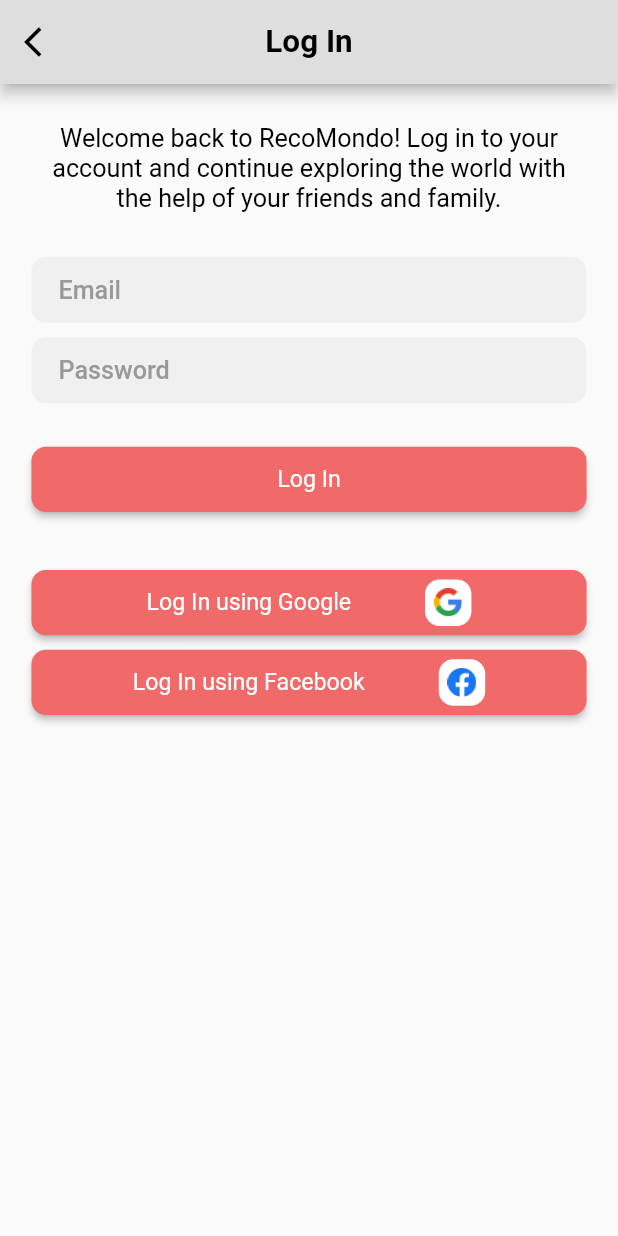
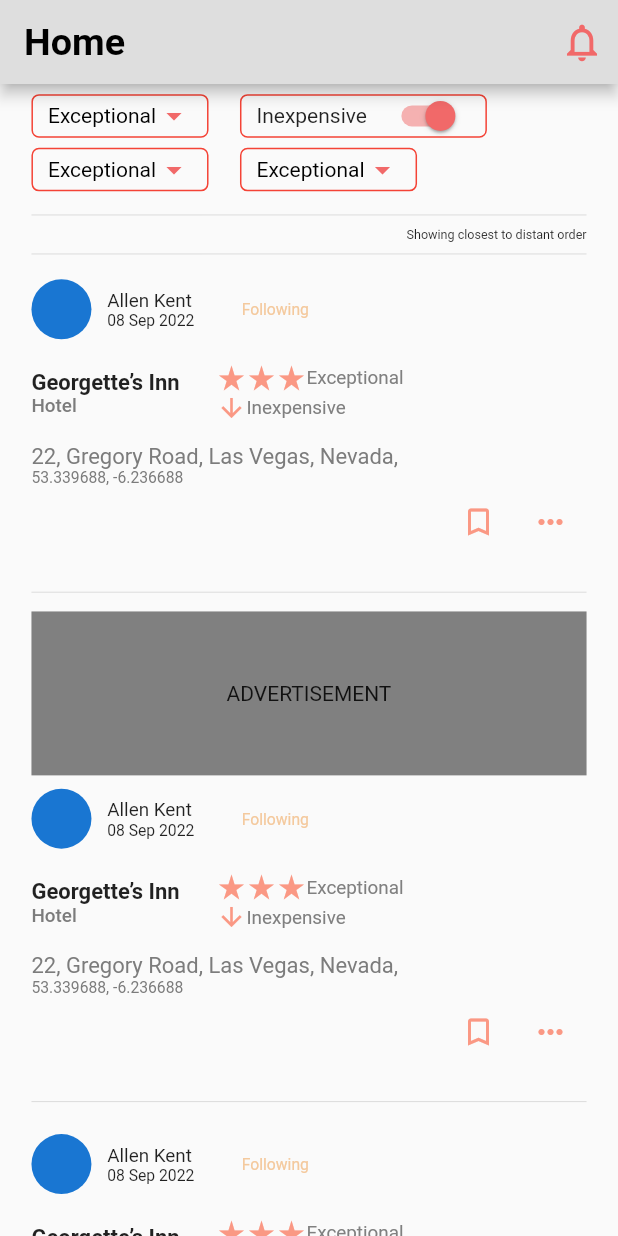
Before and after one commit to LakshithVithana/recomondo, a Flutter app: the LoginPage screen opened directly, after a tap on "Log In", on a phone screen of 412 x 824 dp. Run offline on Flutter 3.47's test engine with Material 2 defaults, Android fonts, the phone set to English and light mode, and no system bars; our stand-ins replace card_swiper, flutter_screenutil, google_fonts.

Commit message:
home page completed

```diff
--- a/lib/constants/app_constants.dart
+++ b/lib/constants/app_constants.dart
@@ -1,4 +1,10 @@
 import 'package:flutter/material.dart';
 
-const Color buttonColor = Color(0xffF16969);
+const Color mainOrangeColor = Color(0xffF16969);
+const Color secondaryColor = Color(0xffFA9884);
+
+const Color accentColor = Color(0xffF4C99D);
+
 const Color mainGreyColor = Color(0xffDEDEDE);
+
+const Color secondaryFontColor = Color(0xff808080);
--- /dev/null
+++ b/lib/core/widgets/advertisement_widget.dart
@@ -0,0 +1,21 @@
+import 'package:flutter/material.dart';
+import 'package:flutter_screenutil/flutter_screenutil.dart';
+import 'package:recomondo/constants/app_constants.dart';
+
+class AdvertisementWidget extends StatelessWidget {
+  AdvertisementWidget({
+    super.key,
+    this.isLarge,
+  });
+  bool? isLarge;
+
+  @override
+  Widget build(BuildContext context) {
+    return Container(
+      height: isLarge == true ? 113.h : 37.h,
+      color: secondaryFontColor,
+      alignment: Alignment.center,
+      child: const Text("ADVERTISEMENT"),
+    );
+  }
+}
--- a/lib/core/widgets/button_custom_widget.dart
+++ b/lib/core/widgets/button_custom_widget.dart
@@ -28,7 +28,7 @@ class ButtonCustomWidget extends StatelessWidget {
         height: 45.h,
         child: ElevatedButton(
           style: ElevatedButton.styleFrom(
-            backgroundColor: buttonColor,
+            backgroundColor: mainOrangeColor,
             shape: RoundedRectangleBorder(
               borderRadius: BorderRadius.circular(10.0.h),
               // side: const BorderSide(color: Colors.red, width: 2.0),
--- a/lib/screens/auth/presentation/pages/login_page.dart
+++ b/lib/screens/auth/presentation/pages/login_page.dart
@@ -4,6 +4,7 @@ import 'package:recomondo/constants/app_constants.dart';
 import 'package:recomondo/core/widgets/button_custom_widget.dart';
 import 'package:recomondo/core/widgets/text_custom_widget.dart';
 import 'package:recomondo/core/widgets/text_field_custom.dart';
+import 'package:recomondo/screens/home/presentation/pages/home_page.dart';
 
 class LoginPage extends StatelessWidget {
   const LoginPage({Key? key}) : super(key: key);
@@ -62,7 +63,13 @@ class LoginPage extends StatelessWidget {
             ),
             ButtonCustomWidget(
               buttonText: "Log In",
-              callback: () {},
+              callback: () {
+                Navigator.push(
+                    context,
+                    MaterialPageRoute(
+                      builder: (context) => const HomePage(),
+                    ));
+              },
               margins: EdgeInsets.only(
                 bottom: 40.h,
               ),
--- /dev/null
+++ b/lib/screens/home/presentation/pages/home_page.dart
@@ -0,0 +1,224 @@
+import 'package:flutter/material.dart';
+import 'package:flutter_screenutil/flutter_screenutil.dart';
+import 'package:recomondo/constants/app_constants.dart';
+import 'package:recomondo/core/widgets/advertisement_widget.dart';
+import 'package:recomondo/screens/home/presentation/widgets/recomendation_widget.dart';
+
+class HomePage extends StatefulWidget {
+  const HomePage({super.key});
+
+  @override
+  State<HomePage> createState() => _HomePageState();
+}
+
+class _HomePageState extends State<HomePage> {
+  String dropdownValue = 'Exceptional';
+
+  @override
+  Widget build(BuildContext context) {
+    return Scaffold(
+      appBar: AppBar(
+        backgroundColor: mainGreyColor,
+        title: Text(
+          "Home",
+          style: TextStyle(
+            color: Colors.black,
+            fontWeight: FontWeight.w700,
+            fontSize: 24.sp,
+          ),
+        ),
+        automaticallyImplyLeading: false,
+        actions: [
+          IconButton(
+              onPressed: () {},
+              icon: const Icon(
+                Icons.notifications_none,
+                color: mainOrangeColor,
+                size: 30,
+              ))
+        ],
+      ),
+      body: Padding(
+        padding: EdgeInsets.symmetric(
+          horizontal: 20.w,
+        ),
+        child: SingleChildScrollView(
+          child: Column(
+            children: [
+              SizedBox(
+                height: 7.h,
+              ),
+              Row(
+                children: [
+                  Container(
+                    height: 30.h,
+                    padding: const EdgeInsets.symmetric(horizontal: 10.0),
+                    decoration: BoxDecoration(
+                      borderRadius: BorderRadius.circular(5.0),
+                      border: Border.all(
+                        color: Colors.red,
+                        style: BorderStyle.solid,
+                        // width: 0.80
+                      ),
+                    ),
+                    child: DropdownButton<String>(
+                      value: dropdownValue,
+                      icon: const Icon(
+                        Icons.arrow_drop_down,
+                        color: mainOrangeColor,
+                      ),
+                      iconSize: 24,
+                      elevation: 16,
+                      style: const TextStyle(color: Colors.black),
+                      underline: Container(),
+                      onChanged: (value) {},
+                      items: <String>[
+                        'Exceptional',
+                        '2 Stars',
+                        '3 Stars',
+                      ].map<DropdownMenuItem<String>>((String value) {
+                        return DropdownMenuItem<String>(
+                          value: value,
+                          child: Text(value),
+                        );
+                      }).toList(),
+                    ),
+                  ),
+                  SizedBox(
+                    width: 20.w,
+                  ),
+                  Container(
+                      height: 30.h,
+                      padding: const EdgeInsets.symmetric(horizontal: 10.0),
+                      decoration: BoxDecoration(
+                        borderRadius: BorderRadius.circular(5.0),
+                        border: Border.all(
+                          color: Colors.red,
+                          style: BorderStyle.solid,
+                          // width: 0.80
+                        ),
+                      ),
+                      child: Row(
+                        children: [
+                          const Text('Inexpensive'),
+                          const SizedBox(width: 10),
+                          Switch(
+                            value: true,
+                            activeColor: mainOrangeColor,
+                            onChanged: (value) {
+                              setState(() {
+                                // switchValue = value;
+                              });
+                            },
+                          ),
+                        ],
+                      )),
+                ],
+              ),
+              SizedBox(
+                height: 7.h,
+              ),
+              Row(
+                children: [
+                  Container(
+                    height: 30.h,
+                    padding: const EdgeInsets.symmetric(horizontal: 10.0),
+                    decoration: BoxDecoration(
+                      borderRadius: BorderRadius.circular(5.0),
+                      border: Border.all(
+                        color: Colors.red,
+                        style: BorderStyle.solid,
+                        // width: 0.80
+                      ),
+                    ),
+                    child: DropdownButton<String>(
+                      value: dropdownValue,
+                      icon: const Icon(
+                        Icons.arrow_drop_down,
+                        color: mainOrangeColor,
+                      ),
+                      iconSize: 24,
+                      elevation: 16,
+                      style: const TextStyle(color: Colors.black),
+                      underline: Container(),
+                      onChanged: (value) {},
+                      items: <String>[
+                        'Exceptional',
+                        '2 Stars',
+                        '3 Stars',
+                      ].map<DropdownMenuItem<String>>((String value) {
+                        return DropdownMenuItem<String>(
+                          value: value,
+                          child: Text(value),
+                        );
+                      }).toList(),
+                    ),
+                  ),
+                  SizedBox(
+                    width: 20.w,
+                  ),
+                  Container(
+                    height: 30.h,
+                    padding: const EdgeInsets.symmetric(horizontal: 10.0),
+                    decoration: BoxDecoration(
+                      borderRadius: BorderRadius.circular(5.0),
+                      border: Border.all(
+                        color: Colors.red,
+                        style: BorderStyle.solid,
+                        // width: 0.80
+                      ),
+                    ),
+                    child: DropdownButton<String>(
+                      value: dropdownValue,
+                      icon: const Icon(
+                        Icons.arrow_drop_down,
+                        color: mainOrangeColor,
+                      ),
+                      iconSize: 24,
+                      elevation: 16,
+                      style: const TextStyle(color: Colors.black),
+                      underline: Container(),
+                      onChanged: (value) {},
+                      items: <String>[
+                        'Exceptional',
+                        '2 Stars',
+                        '3 Stars',
+                      ].map<DropdownMenuItem<String>>((String value) {
+                        return DropdownMenuItem<String>(
+                          value: value,
+                          child: Text(value),
+                        );
+                      }).toList(),
+                    ),
+                  ),
+                ],
+              ),
+              SizedBox(
+                height: 8.h,
+              ),
+              const Divider(),
+              Container(
+                alignment: Alignment.centerRight,
+                child: Text(
+                  "Showing closest to distant order",
+                  textAlign: TextAlign.right,
+                  style: TextStyle(
+                    fontSize: 8.sp,
+                    fontWeight: FontWeight.w400,
+                  ),
+                ),
+              ),
+              const Divider(),
+              const RecomendationWidget(),
+              AdvertisementWidget(
+                isLarge: true,
+              ),
+              const RecomendationWidget(),
+              const RecomendationWidget(),
+            ],
+          ),
+        ),
+      ),
+    );
+  }
+}
--- /dev/null
+++ b/lib/screens/home/presentation/widgets/recomendation_widget.dart
@@ -0,0 +1,176 @@
+import 'package:flutter/material.dart';
+import 'package:flutter_screenutil/flutter_screenutil.dart';
+import 'package:recomondo/constants/app_constants.dart';
+import 'package:recomondo/core/widgets/text_custom_widget.dart';
+
+class RecomendationWidget extends StatelessWidget {
+  const RecomendationWidget({super.key});
+
+  @override
+  Widget build(BuildContext context) {
+    return Container(
+      margin: EdgeInsets.symmetric(vertical: 5.h),
+      // color: åColors.yellow,
+      // height: 100.h,
+      child: Column(
+        children: [
+          Row(
+            children: [
+              const CircleAvatar(),
+              SizedBox(
+                width: 10.w,
+              ),
+              Column(
+                crossAxisAlignment: CrossAxisAlignment.start,
+                children: [
+                  TextCustomWidget(
+                    text: "Allen Kent",
+                    textStyle: TextStyle(
+                      fontSize: 12.sp,
+                      fontWeight: FontWeight.w400,
+                    ),
+                  ),
+                  TextCustomWidget(
+                    text: "08 Sep 2022",
+                    textStyle: TextStyle(
+                      fontSize: 10.sp,
+                      fontWeight: FontWeight.w400,
+                    ),
+                  )
+                ],
+              ),
+              SizedBox(
+                width: 21.w,
+              ),
+              TextButton(
+                onPressed: () {},
+                child: TextCustomWidget(
+                  text: "Following",
+                  textStyle: TextStyle(
+                    fontSize: 10.sp,
+                    fontWeight: FontWeight.w400,
+                    color: accentColor,
+                  ),
+                ),
+              )
+            ],
+          ),
+          SizedBox(height: 12.h),
+          Row(
+            children: [
+              Column(
+                crossAxisAlignment: CrossAxisAlignment.start,
+                children: [
+                  TextCustomWidget(
+                    text: "Georgette’s Inn ",
+                    textStyle: TextStyle(
+                      fontSize: 14.sp,
+                      fontWeight: FontWeight.w700,
+                    ),
+                  ),
+                  TextCustomWidget(
+                    text: "Hotel",
+                    textStyle: TextStyle(
+                        fontSize: 12.sp,
+                        fontWeight: FontWeight.w500,
+                        color: const Color(0xff7C7C7C)),
+                  ),
+                ],
+              ),
+              SizedBox(
+                width: 20.w,
+              ),
+              Column(
+                crossAxisAlignment: CrossAxisAlignment.start,
+                children: [
+                  Row(
+                    children: [
+                      const Icon(
+                        Icons.star_rate,
+                        color: secondaryColor,
+                        size: 20,
+                      ),
+                      const Icon(
+                        Icons.star_rate,
+                        color: secondaryColor,
+                        size: 20,
+                      ),
+                      const Icon(
+                        Icons.star_rate,
+                        color: secondaryColor,
+                        size: 20,
+                      ),
+                      TextCustomWidget(
+                        text: "Exceptional",
+                        textStyle: TextStyle(
+                          fontSize: 12.sp,
+                          fontWeight: FontWeight.w400,
+                          color: secondaryFontColor,
+                        ),
+                      )
+                    ],
+                  ),
+                  Row(
+                    children: [
+                      const Icon(
+                        Icons.arrow_downward,
+                        color: secondaryColor,
+                        size: 20,
+                      ),
+                      TextCustomWidget(
+                        text: "Inexpensive",
+                        textStyle: TextStyle(
+                          fontSize: 12.sp,
+                          fontWeight: FontWeight.w400,
+                          color: secondaryFontColor,
+                        ),
+                      )
+                    ],
+                  ),
+                ],
+              )
+            ],
+          ),
+          SizedBox(
+            height: 14.h,
+          ),
+          TextCustomWidget(
+            text: "22, Gregory Road, Las Vegas, Nevada,",
+            textStyle: TextStyle(
+                fontSize: 14.sp,
+                fontWeight: FontWeight.w400,
+                color: const Color(0xff7C7C7C)),
+          ),
+          TextCustomWidget(
+            text: "53.339688, -6.236688",
+            textStyle: TextStyle(
+                fontSize: 10.sp,
+                fontWeight: FontWeight.w400,
+                color: const Color(0xff7C7C7C)),
+          ),
+          Row(
+            mainAxisAlignment: MainAxisAlignment.end,
+            children: [
+              IconButton(
+                  onPressed: () {},
+                  icon: const Icon(
+                    Icons.bookmark_border_outlined,
+                    color: secondaryColor,
+                  )),
+              IconButton(
+                  onPressed: () {},
+                  icon: const Icon(
+                    Icons.more_horiz,
+                    color: secondaryColor,
+                  )),
+            ],
+          ),
+          SizedBox(
+            height: 15.h,
+          ),
+          const Divider(),
+        ],
+      ),
+    );
+  }
+}
```
